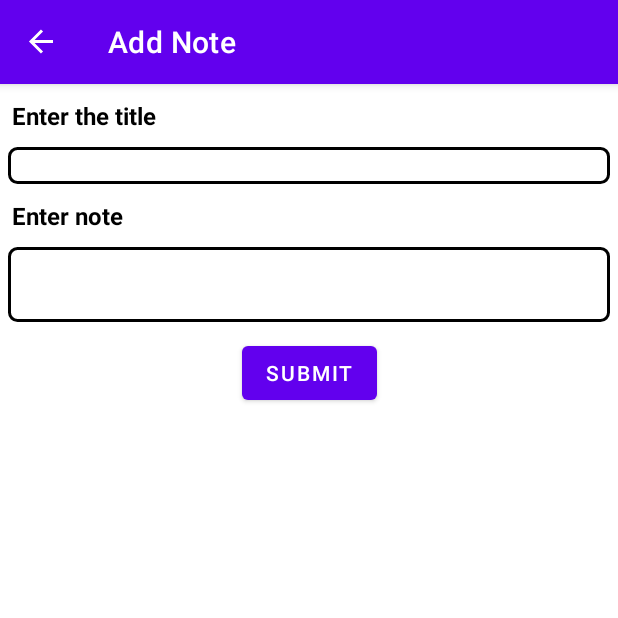
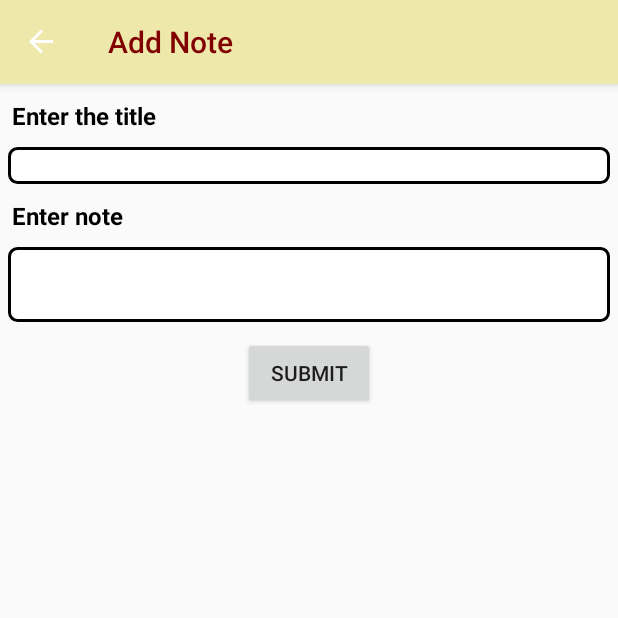
Before and after one commit to Sathrya/Android_Kotlin, an Android app: the AddFragment screen opened through its navigation route, on a phone screen of 412 x 824 dp, the top half of it. Run offline under Robolectric (Android 15) with nearby library versions, the phone set to English and light mode, and no system bars; our stand-ins replace Room's generated code, data binding, navigation-ui.

Commit message:
TODO app with MVVM Arch.

```diff
--- a/Notes/app/build.gradle
+++ b/Notes/app/build.gradle
@@ -11,6 +11,7 @@ android {
     buildToolsVersion "30.0.1"
 
     buildFeatures{
+        dataBinding true
         viewBinding true
     }
 
--- a/Notes/app/src/main/java/com/example/notes/AddFragment.kt
+++ b/Notes/app/src/main/java/com/example/notes/AddFragment.kt
@@ -11,17 +11,14 @@ import androidx.lifecycle.ViewModelProvider
 import androidx.navigation.Navigation
 import com.example.notes.database.NotesViewModel
 import com.example.notes.databinding.FragmentAddBinding
-import com.example.notes.model.model
+import com.example.notes.model.Model
 
 class AddFragment : Fragment() {
-    lateinit var mNotesViewModel: NotesViewModel
+    private lateinit var mNotesViewModel: NotesViewModel
     private var _binding:FragmentAddBinding?=null
     private val binding get() = _binding!!
 
-    override fun onCreateView(
-        inflater: LayoutInflater, container: ViewGroup?,
-        savedInstanceState: Bundle?
-    ): View? {
+    override fun onCreateView(inflater: LayoutInflater, container: ViewGroup?, savedInstanceState: Bundle?): View {
         _binding= FragmentAddBinding.inflate(inflater,container,false)
         val view=binding.root
         mNotesViewModel=ViewModelProvider(this).get(NotesViewModel::class.java)
@@ -32,7 +29,7 @@ class AddFragment : Fragment() {
                 Toast.makeText(requireContext(),"None of the fields can be empty",Toast.LENGTH_SHORT).show()
             }
             else{
-                val notes=model(0,title,note)
+                val notes=Model(0,title,note)
                 mNotesViewModel.addNote(notes)
                 Toast.makeText(requireContext(),"Note added",Toast.LENGTH_SHORT).show()
                 Navigation.findNavController(view).navigate(R.id.add_main)
@@ -45,5 +42,4 @@ class AddFragment : Fragment() {
         super.onDestroyView()
         _binding = null
     }
-
 }
--- a/Notes/app/src/main/java/com/example/notes/MainFragment.kt
+++ b/Notes/app/src/main/java/com/example/notes/MainFragment.kt
@@ -1,49 +1,45 @@
 package com.example.notes
 
 import android.os.Bundle
-import androidx.fragment.app.Fragment
 import android.view.LayoutInflater
 import android.view.View
 import android.view.ViewGroup
+import androidx.databinding.DataBindingUtil
+import androidx.fragment.app.Fragment
 import androidx.lifecycle.ViewModelProvider
-import androidx.navigation.Navigation
+import androidx.navigation.findNavController
 import androidx.recyclerview.widget.LinearLayoutManager
 import androidx.recyclerview.widget.RecyclerView
 import com.example.notes.database.NotesViewModel
 import com.example.notes.databinding.FragmentMainBinding
 
+lateinit var bind:FragmentMainBinding
 class MainFragment : Fragment() {
-    private var _binding:FragmentMainBinding?=null
-    private val binding get() = _binding!!
+
     private lateinit var mnotesModel: NotesViewModel
-    lateinit var madapter: MyAdapter
+    private lateinit var madapter: MyAdapter
 
-    override fun onCreateView(
-        inflater: LayoutInflater, container: ViewGroup?,
-        savedInstanceState: Bundle?
-    ): View? {
-        _binding= FragmentMainBinding.inflate(inflater,container,false)
-        val view=binding.root
+    override fun onCreateView(inflater: LayoutInflater, container: ViewGroup?, savedInstanceState: Bundle?): View {
 
+        bind=DataBindingUtil.inflate(inflater,R.layout.fragment_main,container,false)
+        val view=bind.root
         val layoutManager: RecyclerView.LayoutManager = LinearLayoutManager(context,RecyclerView.VERTICAL,false)
-        binding.contents.layoutManager=layoutManager
+
+        bind.contents.layoutManager=layoutManager
         madapter= MyAdapter()
-        binding.contents.adapter=madapter
+        bind.contents.adapter=madapter
+        bind.listener= ClickHandler()
 
-        mnotesModel=ViewModelProvider(this).get(NotesViewModel::class.java)
+        mnotesModel=ViewModelProvider(this).get( NotesViewModel::class.java )
         mnotesModel.readAll.observe(viewLifecycleOwner,{
             notes->madapter.setNotes(notes)
         })
-
-        binding.add.setOnClickListener {
-            Navigation.findNavController(view).navigate(R.id.main_add)
-        }
         return view
     }
 
-    override fun onDestroyView() {
-        super.onDestroyView()
-        _binding = null
+    class ClickHandler{
+        fun navigate(){
+            bind.root.findNavController().navigate(R.id.main_add)
+        }
     }
-
 }
--- a/Notes/app/src/main/java/com/example/notes/database/NotesDao.kt
+++ b/Notes/app/src/main/java/com/example/notes/database/NotesDao.kt
@@ -2,20 +2,20 @@ package com.example.notes.database
 
 import androidx.lifecycle.LiveData
 import androidx.room.*
-import com.example.notes.model.model
+import com.example.notes.model.Model
 
 @Dao
 interface NotesDao {
 
     @Insert(onConflict = OnConflictStrategy.IGNORE)
-    suspend fun addnote(note:model)
+    suspend fun addnote(note: Model)
 
     @Delete
-    suspend fun deleteNote(note: model)
+    suspend fun deleteNote(note: Model)
 
     @Update
-    suspend fun updateNote(note: model)
+    suspend fun updateNote(note: Model)
 
     @Query("select * from notes_table")
-    fun listNotes():LiveData<List<model>>
+    fun listNotes():LiveData<List<Model>>
 }
--- a/Notes/app/src/main/java/com/example/notes/database/NotesDatabase.kt
+++ b/Notes/app/src/main/java/com/example/notes/database/NotesDatabase.kt
@@ -4,9 +4,9 @@ import android.content.Context
 import androidx.room.Database
 import androidx.room.Room
 import androidx.room.RoomDatabase
-import com.example.notes.model.model
+import com.example.notes.model.Model
 
-@Database(entities = [model::class],version = 1,exportSchema = false)
+@Database(entities = [Model::class],version = 1,exportSchema = false)
 abstract class NotesDatabase:RoomDatabase() {
     abstract fun notesDao(): NotesDao
 
--- a/Notes/app/src/main/java/com/example/notes/database/NotesRepository.kt
+++ b/Notes/app/src/main/java/com/example/notes/database/NotesRepository.kt
@@ -1,19 +1,19 @@
 package com.example.notes.database
 
 import androidx.lifecycle.LiveData
-import com.example.notes.model.model
+import com.example.notes.model.Model
 
 class NotesRepository(val notesDao: NotesDao) {
-    val readAllData:LiveData<List<model>> = notesDao.listNotes()
+    val readAllData:LiveData<List<Model>> = notesDao.listNotes()
 
-    suspend fun addnote(note:model){
+    suspend fun addnote(note:Model){
        notesDao.addnote(note)
 }
-    suspend fun updateNOte(note: model){
+    suspend fun updateNOte(note: Model){
         notesDao.updateNote(note)
     }
 
-    suspend fun deleteNote(note: model){
+    suspend fun deleteNote(note: Model){
         notesDao.deleteNote(note)
     }
 
--- a/Notes/app/src/main/java/com/example/notes/database/NotesViewModel.kt
+++ b/Notes/app/src/main/java/com/example/notes/database/NotesViewModel.kt
@@ -4,12 +4,16 @@ import android.app.Application
 import androidx.lifecycle.AndroidViewModel
 import androidx.lifecycle.LiveData
 import androidx.lifecycle.viewModelScope
-import com.example.notes.model.model
+import androidx.navigation.Navigation
+import com.example.notes.R
+import androidx.navigation.findNavController
+import androidx.navigation.ui.NavigationUI
+import com.example.notes.model.Model
 import kotlinx.coroutines.Dispatchers
 import kotlinx.coroutines.launch
 
 class NotesViewModel(application: Application):AndroidViewModel(application) {
-        val readAll:LiveData<List<model>>
+        val readAll:LiveData<List<Model>>
         private val notesrepo:NotesRepository
 
     init {
@@ -18,23 +22,22 @@ class NotesViewModel(application: Application):AndroidViewModel(application) {
             readAll=notesrepo.readAllData
     }
 
-    fun addNote(note:model){
+
+    fun addNote(note:Model){
         viewModelScope.launch(Dispatchers.IO){
             notesrepo.addnote(note)
         }
     }
 
-    fun viewNote(note: model){
+    fun viewNote(note: Model){
         viewModelScope.launch(Dispatchers.IO){
             notesrepo.updateNOte(note)
         }
     }
 
-    fun deleteNote(note: model){
+    fun deleteNote(note: Model){
         viewModelScope.launch(Dispatchers.IO){
             notesrepo.deleteNote(note)
         }
     }
-
-
 }
--- a/Notes/app/src/main/java/com/example/notes/model/model.kt
+++ b/Notes/app/src/main/java/com/example/notes/model/model.kt
@@ -4,7 +4,7 @@ import androidx.room.Entity
 import androidx.room.PrimaryKey
 
 @Entity(tableName = "Notes_Table")
-data class model(
+data class Model(
     @PrimaryKey(autoGenerate = true)
     var id:Int,
     var title:String,
--- a/Notes/app/src/main/res/layout/fragment_add.xml
+++ b/Notes/app/src/main/res/layout/fragment_add.xml
@@ -1,4 +1,11 @@
 <?xml version="1.0" encoding="utf-8"?>
+
+<layout>
+    <data>
+        <variable
+            name="viewModel"
+            type="com.example.notes.database.NotesViewModel" />
+    </data>
     <androidx.constraintlayout.widget.ConstraintLayout xmlns:android="http://schemas.android.com/apk/res/android"
         xmlns:tools="http://schemas.android.com/tools"
         android:layout_width="match_parent"
@@ -61,5 +68,5 @@
             app:layout_constraintLeft_toLeftOf="parent"
             app:layout_constraintRight_toRightOf="parent"/>
 
-
     </androidx.constraintlayout.widget.ConstraintLayout>
+</layout>
--- a/Notes/app/src/main/res/values/themes.xml
+++ b/Notes/app/src/main/res/values/themes.xml
@@ -1,9 +1,11 @@
 <resources xmlns:tools="http://schemas.android.com/tools">
     <!-- Base application theme. -->
-    <style name="Theme.Notes" parent="Theme.MaterialComponents.DayNight.DarkActionBar">
+    <style name="Theme.Notes" parent="Theme.AppCompat.Light.DarkActionBar">
         <!-- Primary brand color. -->
-        <item name="colorPrimary">@color/purple_500</item>
-        <item name="colorPrimaryVariant">@color/purple_700</item>
+        <item name="colorPrimary">@color/bg</item>
+        <item name="colorPrimaryVariant">@color/black</item>
+        <item name="titleTextColor">@color/text_color</item>
+
         <!-- Secondary brand color. -->
         <item name="colorSecondary">@color/teal_200</item>
         <item name="colorSecondaryVariant">@color/teal_700</item>
--- a/Notes/build.gradle
+++ b/Notes/build.gradle
@@ -6,7 +6,7 @@ buildscript {
         jcenter()
     }
     dependencies {
-        classpath "com.android.tools.build:gradle:4.1.1"
+        classpath 'com.android.tools.build:gradle:4.1.2'
         classpath "org.jetbrains.kotlin:kotlin-gradle-plugin:$kotlin_version"
         def nav_version = "2.3.1"
         classpath "androidx.navigation:navigation-safe-args-gradle-plugin:$nav_version"
```
Also changed, not shown: Notes/app/src/main/java/com/example/notes/MyAdapter.kt (+18 -21 lines), Notes/app/src/main/java/com/example/notes/NoteFragment.kt (+5 -7 lines), Notes/app/src/main/res/layout/card_view.xml (+13 -0 lines), Notes/app/src/main/res/layout/fragment_main.xml (+19 -0 lines), Notes/app/src/main/res/layout/fragment_note.xml (+8 -0 lines), 1 other file. Lines whose indentation alone changed are shown as unchanged.
